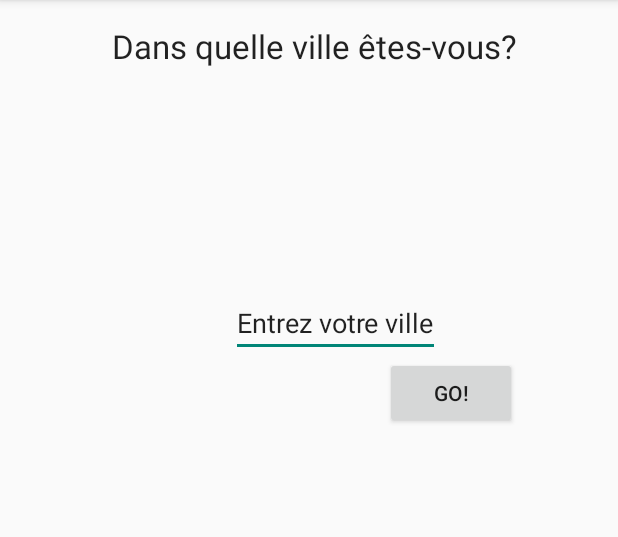
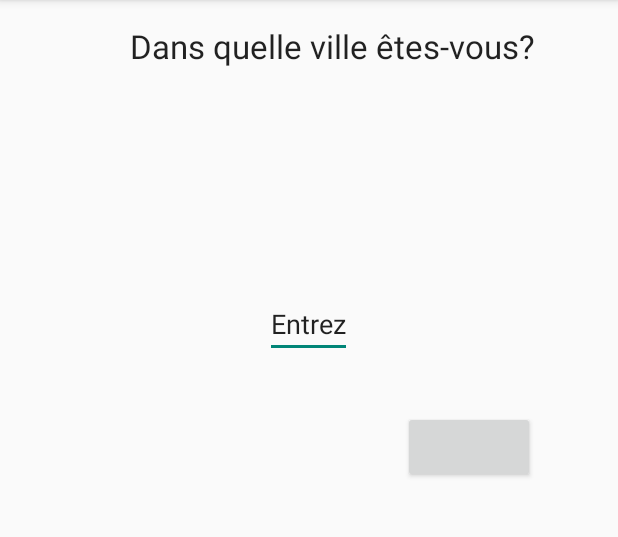
Before and after one commit to borisclain/NotreAppEventful3, an Android app: the screen it shows after launch (WelcomingActivity), on a phone screen of 412 x 824 dp, the part 84-621 px from its top. Run offline under Robolectric (Android 15) with nearby library versions, the phone set to English and light mode, and no system bars.

Commit message:
Implante le LauncherActivity (visuellement vide, donc indétectable par l'usager, et autodétruit après avoir chargé l'activité suivante) et une variable globale permettant d'accéder aux préférences partout dans l'application.
Implante le WelcomingActivity avec un EditText pour la ville et une sauvegarde de la valeur entrée par l'utilisateur dans les préférences.

Implante le MainActivity qui affiche un ListView de l'entièreté des événements à venir dans la ville (environ 2 minutes pour Montréal ! En parler avec Rania et équipe) et  qui permet de cliquer dessus pour changer la valeur favori/non-favori.

---

TODO  BORIS :
Remplacer la ressource de listView utilisée dans Main Activity par quelque chose de fait maison, c-a-d une ressrouce layout  avec bouton étoile et bouton payant, etc. Également ajouter le action bar (le "menu" horizontal comme l'appelle Rania).

TODO Léna ou Nassym:
Essayer (ce sera difficile) d'implanter la géolocalisation (latitude et longitude d'abord, puis ville la plus proche ensuite) dans le WelcomingActivity.
Ne supprimer absolument aucune variable ni aucune méthode dans mon code. Simplement ajouter variable(s) et méthode(s) nécessaire(s) pour cet objectif.

TODO Nassym ou Léna:
Faire la ressource layout qui servira à l'activité de consultation d'un événement particulier (celle que Rania appelait "filtre").
Purement l'interface. Ne pas s'occuper de coder l'activité.

TODO Imène:
Faire la ressource layout qui servira à l'activité de recherche avancée (celle qu'Imène appelait "filtre"). Purement interface.
Purement l'interface. Ne pas s'occuper de coder l'activité.

```diff
--- a/app/src/main/java/biln/notreappeventful3/EventfulAPI.java
+++ b/app/src/main/java/biln/notreappeventful3/EventfulAPI.java
@@ -67,7 +67,8 @@ public class EventfulAPI {
         } catch (JSONException e) {
             Log.d("JSON ","Erreur: "+e.getMessage());
         }
-        int i = 0;
+        //int i = 0;
+        int i =  page_count - 1; //TODO ! Juste pour abréger
         while(i < page_count) {
             try {
                 HttpEntity page = getHttp(query+"&page_number="+Integer.toString(i+1));
--- /dev/null
+++ b/app/src/main/java/biln/notreappeventful3/LauncherActivity.java
@@ -0,0 +1,40 @@
+package biln.notreappeventful3;
+
+import android.app.Activity;
+import android.content.Intent;
+import android.content.SharedPreferences;
+import android.os.Bundle;
+import android.preference.PreferenceManager;
+
+/**
+ * Created by Boris on 2015-03-18.
+ */
+public class LauncherActivity extends Activity{
+
+    public static SharedPreferences settings;
+
+    protected void onCreate(Bundle savedInstanceState) {
+        super.onCreate(savedInstanceState);
+        settings = PreferenceManager.getDefaultSharedPreferences(getBaseContext());
+        boolean hasLoggedIn = settings.getBoolean("hasLoggedIn", false);
+
+        if(hasLoggedIn)
+        {
+            Intent i = new Intent(this, MainActivity.class);
+            startActivity(i);
+            finish();
+        }
+        else
+        {
+            SharedPreferences.Editor edit = LauncherActivity.settings.edit();
+            edit.putBoolean("hasLoggedIn", Boolean.TRUE);
+            edit.commit();
+            Intent i = new Intent(this, WelcomingActivity.class);
+            startActivity(i);
+            finish();
+        }
+
+    }
+
+
+}
--- a/app/src/main/java/biln/notreappeventful3/MainActivity.java
+++ b/app/src/main/java/biln/notreappeventful3/MainActivity.java
@@ -2,13 +2,10 @@ package biln.notreappeventful3;
 
 import android.content.ContentValues;
 import android.content.Context;
-import android.content.Intent;
-import android.content.SharedPreferences;
 import android.database.Cursor;
 import android.database.sqlite.SQLiteDatabase;
 import android.os.AsyncTask;
 import android.os.Bundle;
-import android.preference.PreferenceManager;
 import android.support.v7.app.ActionBarActivity;
 import android.util.Log;
 import android.view.LayoutInflater;
@@ -17,7 +14,6 @@ import android.view.MenuItem;
 import android.view.View;
 import android.view.ViewGroup;
 import android.widget.AdapterView;
-import android.widget.Button;
 import android.widget.CursorAdapter;
 import android.widget.ListView;
 import android.widget.TextView;
@@ -26,19 +22,20 @@ import android.widget.Toast;
 /**
  *
  */
-public class MainActivity extends ActionBarActivity implements View.OnClickListener, AdapterView.OnItemClickListener {
+public class MainActivity extends ActionBarActivity implements AdapterView.OnItemClickListener {
 
     ListView listv;
     SQLiteDatabase db;
     DBHelper dbh;
     MyAdapter adapter;
-    Button btn;
+    String city;
+
 
     @Override
     protected void onCreate(Bundle savedInstanceState) {
         super.onCreate(savedInstanceState);
         setContentView(R.layout.activity_main);
-        btn = (Button)findViewById(R.id.button);
+        city = LauncherActivity.settings.getString("myCity", "Ottawa");
         listv = (ListView)findViewById(R.id.activity_list);
         dbh = new DBHelper(this);
         db = dbh.getWritableDatabase();
@@ -47,34 +44,13 @@ public class MainActivity extends ActionBarActivity implements View.OnClickListe
         listv = (ListView)findViewById(R.id.activity_list);
         listv.setAdapter(adapter);
         listv.setOnItemClickListener(this);
-        btn.setOnClickListener(this);
+
+        new SearchEventfulAndPopulate().execute();
     }
 
     protected void onResume(){
         super.onResume();
-
-        SharedPreferences prefs = PreferenceManager.getDefaultSharedPreferences(getBaseContext());
-        boolean previouslyStarted = prefs.getBoolean(getString(R.string.pref_previously_started), false);
-        SharedPreferences.Editor edit = prefs.edit();
-        if(!previouslyStarted){
-            Toast.makeText(this, "Premiere fois", Toast.LENGTH_LONG).show();
-            edit.putBoolean(getString(R.string.pref_previously_started), Boolean.TRUE);
-            edit.commit();
-            Intent i = new Intent(this, WelcomingActivity.class);
-            startActivity(i);
-
-        }
-
-        /*
-        Les deux lignes suivantes s'occupent de vider les préférences. En vidant les préférances,
-        on aura l'écran de première connexion à chaque exécution de l'app.
-         */
-        //TODO: À enlever quand on sera content de l'écran de première connexion
-        //edit.clear() ;
-        //edit.commit();
     }
-
-
 
 
     @Override
@@ -101,16 +77,11 @@ public class MainActivity extends ActionBarActivity implements View.OnClickListe
 
         Log.d("db","Clic sur item en position= "+position+" et avec viewID = "+ viewID);
 
-        DBHelper.setEventAsFavorite(db, (int)viewID, 1); // TODO !
+        DBHelper.changeFavoriteStatus(db, (int)viewID); // TODO Vérifier !
         Cursor c = DBHelper.listEvents(db);
         adapter.changeCursor(c);
 
     }
-
-    public void onClick(View v) {
-        new SearchEventfulAndPopulate().execute();
-    }
-
 
     private class SearchEventfulAndPopulate extends AsyncTask<String, String, EventfulAPI> {
 
@@ -121,10 +92,10 @@ public class MainActivity extends ActionBarActivity implements View.OnClickListe
 
         protected EventfulAPI doInBackground(String... params) {
             EventfulAPI web = new EventfulAPI();
-            web.getNextEvents("Montreal");
+            web.getNextEvents(city);
             ContentValues val = new ContentValues();
             for(int i=0;i<web.eventsFound.size();i++){
-                // ON NE SPÉCIFIE PAS EPLICITEMENT LA VALEUR DU ID. ON LE LAISSE AUTOINCRÉMENTER
+                // ON NE SPÉCIFIE PAS EPLICITEMENT LA VALEUR DE _id. ON LE LAISSE AUTOINCRÉMENTER
                 val.put(DBHelper.C_ID_FROM_EVENTFUL, web.eventsFound.get(i).idFromEventful);
                 val.put(DBHelper.C_TITLE, web.eventsFound.get(i).title);
                 val.put(DBHelper.C_DATE_START, web.eventsFound.get(i).date_start);
--- a/app/src/main/java/biln/notreappeventful3/WelcomingActivity.java
+++ b/app/src/main/java/biln/notreappeventful3/WelcomingActivity.java
@@ -1,20 +1,23 @@
 package biln.notreappeventful3;
 
+import android.content.Intent;
+import android.content.SharedPreferences;
 import android.location.Location;
 import android.os.Bundle;
 import android.support.v7.app.ActionBarActivity;
-import android.widget.Toast;
+import android.view.View;
+import android.widget.Button;
+import android.widget.EditText;
 
 import com.google.android.gms.common.ConnectionResult;
 import com.google.android.gms.common.api.GoogleApiClient;
 import com.google.android.gms.common.api.GoogleApiClient.ConnectionCallbacks;
 import com.google.android.gms.common.api.GoogleApiClient.OnConnectionFailedListener;
-import com.google.android.gms.location.LocationServices;
 
 /**
  * Created by Boris on 2015-03-14.
  */
-public class WelcomingActivity extends ActionBarActivity implements ConnectionCallbacks, OnConnectionFailedListener {
+public class WelcomingActivity extends ActionBarActivity implements ConnectionCallbacks, OnConnectionFailedListener, View.OnClickListener {
 
 
     GoogleApiClient mGoogleApiClient;
@@ -23,10 +26,21 @@ public class WelcomingActivity extends ActionBarActivity implements ConnectionCa
     String sLat;
     String sLon;
 
+    Button GoButton;
+    EditText editT;
+
+
     protected void onCreate(Bundle savedInstanceState){
         super.onCreate(savedInstanceState);
         setContentView(R.layout.screen_on_first_opening);
 
+        GoButton = (Button)findViewById(R.id.GoButton);
+        editT = (EditText)findViewById(R.id.editT);
+        GoButton.setOnClickListener(this);
+
+
+        //TODO Ne fonctionne pas!
+        /*
         mGoogleApiClient = new GoogleApiClient.Builder(this)
                 .addConnectionCallbacks(this)
                 .addOnConnectionFailedListener(this)
@@ -34,42 +48,53 @@ public class WelcomingActivity extends ActionBarActivity implements ConnectionCa
                 .build();
         mGoogleApiClient.connect();
         Toast.makeText(this, "On a détecté que vos coordonnées =" + sLat + " ; " + sLon, Toast.LENGTH_LONG).show();
+        */
+    }
 
 
+
+    public void onClick(View v){
+        SharedPreferences.Editor edit = LauncherActivity.settings.edit();
+        edit.putString("myCity", editT.getText().toString());
+        edit.commit();
+
+        Intent i = new Intent(this, MainActivity.class);
+        startActivity(i);
+        finish();
     }
 
 
     @Override
     protected void onStart() {
         super.onStart();
-        mGoogleApiClient.connect();
-
+        //mGoogleApiClient.connect();
     }
 
     @Override
     protected void onStop() {
-        mGoogleApiClient.disconnect();
+        //mGoogleApiClient.disconnect();
         super.onStop();
     }
-
     /*
     protected synchronized void buildGoogleApiClient() {
          mGoogleApiClient = new GoogleApiClient.Builder(this)
                .addConnectionCallbacks(this)
                .addOnConnectionFailedListener(this)
-               .addApi(LocationServices.API)
+               .addApi(LoctionServices.API)
                .build();
     }
     */
 
     @Override
     public void onConnected(Bundle connectionHint) {
+        /*
         mLastLocation = LocationServices.FusedLocationApi.getLastLocation(
                 mGoogleApiClient);
         if (mLastLocation != null) {
             sLat = ""+(mLastLocation.getLatitude());
             sLon = ""+(mLastLocation.getLongitude());
         }
+        */
     }
 
     @Override
@@ -78,12 +103,7 @@ public class WelcomingActivity extends ActionBarActivity implements ConnectionCa
 
     @Override
     public void onConnectionFailed(ConnectionResult result) {
-
-
-        Toast.makeText(this, "On a eu un probleme", Toast.LENGTH_LONG).show();
-
-
-
+        //Toast.makeText(this, "On a eu un probleme", Toast.LENGTH_LONG).show();
     }
 
 }
--- a/app/src/main/res/layout/screen_on_first_opening.xml
+++ b/app/src/main/res/layout/screen_on_first_opening.xml
@@ -13,30 +13,27 @@
         android:text="@string/prompt"
         android:id="@+id/dayCondition"
         android:layout_alignParentTop="true"
-        android:layout_alignRight="@+id/button"
-        android:layout_alignEnd="@+id/button" />
+        android:layout_alignRight="@+id/GoButton"
+        android:layout_alignEnd="@+id/GoButton" />
 
     <Button
         android:layout_width="wrap_content"
         android:layout_height="wrap_content"
-        android:text="@string/button"
-        android:id="@+id/button"
-        android:layout_below="@+id/editText"
+        android:id="@+id/GoButton"
+        android:layout_marginRight="39dp"
+        android:layout_marginEnd="39dp"
+        android:layout_below="@+id/editT"
         android:layout_alignParentRight="true"
         android:layout_alignParentEnd="true"
-        android:layout_marginRight="51dp"
-        android:layout_marginEnd="51dp" />
+        android:layout_marginTop="35dp" />
 
     <EditText
         android:layout_width="wrap_content"
         android:layout_height="wrap_content"
-        android:id="@+id/editText"
-        android:text="Entrez votre ville"
-        android:layout_marginRight="51dp"
-        android:layout_marginEnd="51dp"
-        android:layout_marginTop="147dp"
+        android:id="@+id/editT"
+        android:layout_marginTop="148dp"
+        android:text="Entrez"
         android:layout_below="@+id/dayCondition"
-        android:layout_alignRight="@+id/dayCondition"
-        android:layout_alignEnd="@+id/dayCondition" />
+        android:layout_centerHorizontal="true" />
 
 </RelativeLayout>
--- a/app/src/main/res/values/strings.xml
+++ b/app/src/main/res/values/strings.xml
@@ -2,9 +2,9 @@
 
     <string name="app_name">NotreApp</string>
     <string name="action_settings">Settings</string>
-    <string name="pref_previously_started"></string>
 
     <string name="prompt">Dans quelle ville êtes-vous?</string>
-    <string name="button">Go!</string>
+    <string name="GoButton">Go!</string>
+    <string name="editT">Entrez votre ville</string>
 
 </resources>
```
Also changed, not shown: app/src/main/AndroidManifest.xml (+7 -1 lines), app/src/main/java/biln/notreappeventful3/DBHelper.java (+17 -3 lines), app/src/main/res/layout/activity_main.xml (+0 -7 lines).
